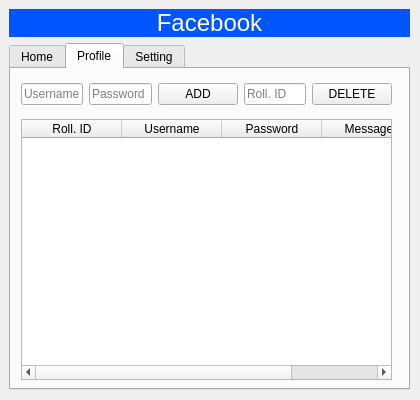
Above: ui/uifb.ui from lancarweb/facebook-gui-action-bot before the change. Below: the same form after it.
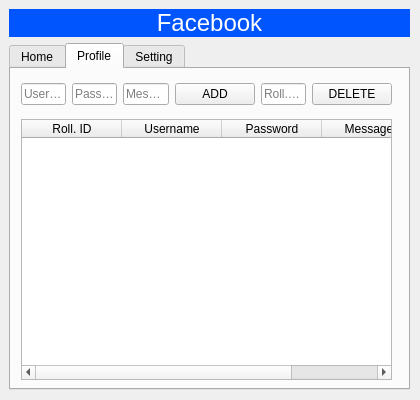
That is the form after the change. The open tabs and pages were chosen to show the change.

Commit message: update modified main.py add account add column messages

```diff
--- a/ui/uifb.ui
+++ b/ui/uifb.ui
@@ -179,6 +179,13 @@
            </property>
           </widget>
          </item>
+         <item>
+          <widget class="QLineEdit" name="lineEditMessage">
+           <property name="placeholderText">
+            <string>Message</string>
+           </property>
+          </widget>
+         </item>
          <item>
           <widget class="QPushButton" name="addButtonAction">
            <property name="text">
```
The commit also changes 2 other files.
